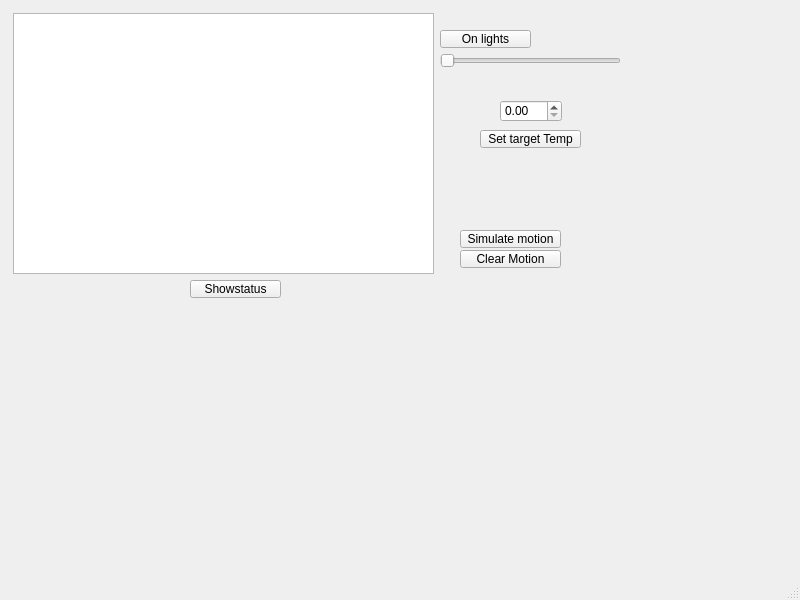
This is Smart-home/mainwindow.ui in jjoellie/Cpp_project_smart-home as Qt 5 draws it before an edit. The edited form follows.
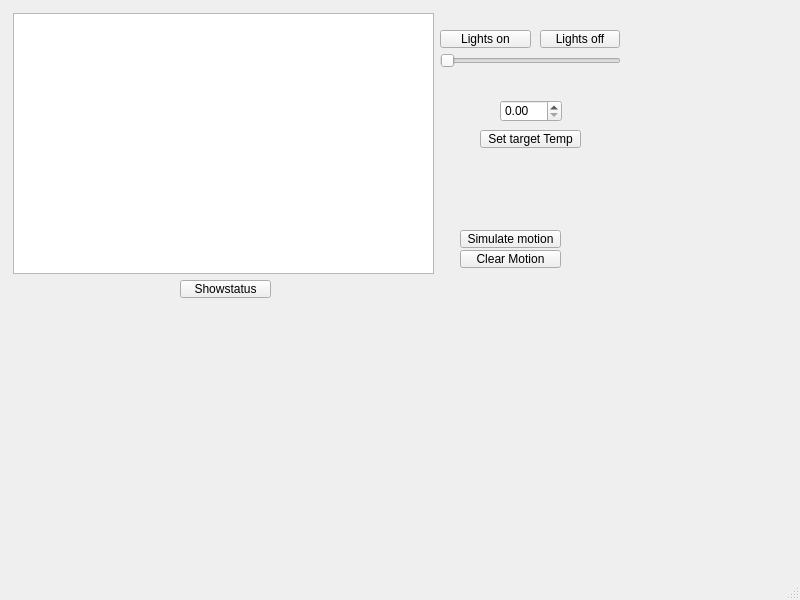
This is the edited form.

Commit message: added lightsoff button

Diff of the .ui file:
```diff
--- a/Smart-home/mainwindow.ui
+++ b/Smart-home/mainwindow.ui
@@ -27,7 +27,7 @@
    <widget class="QPushButton" name="btnShow">
     <property name="geometry">
      <rect>
-      <x>190</x>
+      <x>180</x>
       <y>280</y>
       <width>91</width>
       <height>18</height>
@@ -47,7 +47,7 @@
      </rect>
     </property>
     <property name="text">
-     <string>On lights</string>
+     <string>Lights on</string>
     </property>
    </widget>
    <widget class="QSlider" name="sliderBrightness">
@@ -112,6 +112,19 @@
      <string>Clear Motion</string>
     </property>
    </widget>
+   <widget class="QPushButton" name="btnLightsOff">
+    <property name="geometry">
+     <rect>
+      <x>540</x>
+      <y>30</y>
+      <width>80</width>
+      <height>18</height>
+     </rect>
+    </property>
+    <property name="text">
+     <string>Lights off</string>
+    </property>
+   </widget>
   </widget>
   <widget class="QMenuBar" name="menubar">
    <property name="geometry">
```
